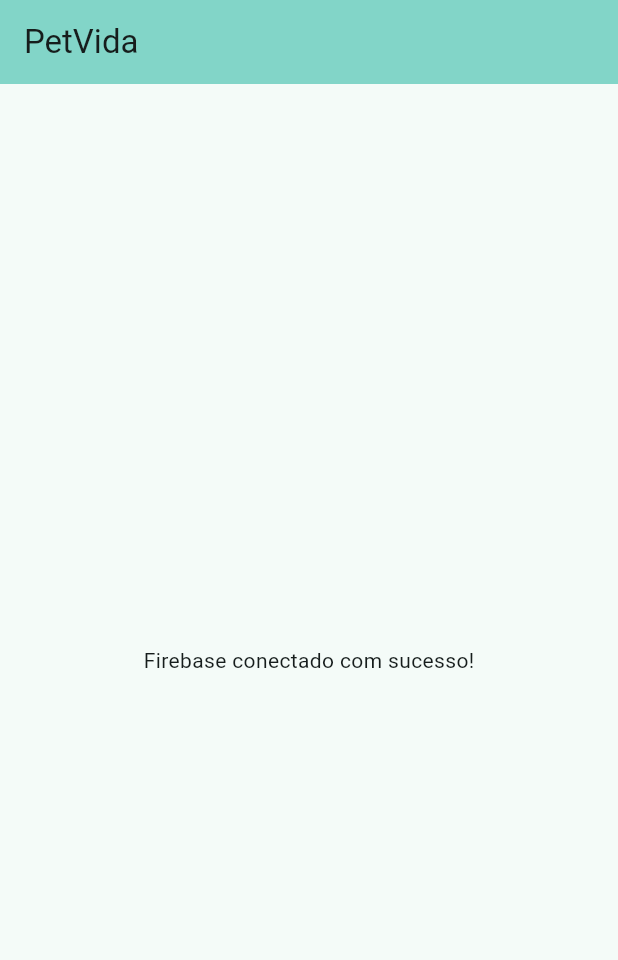
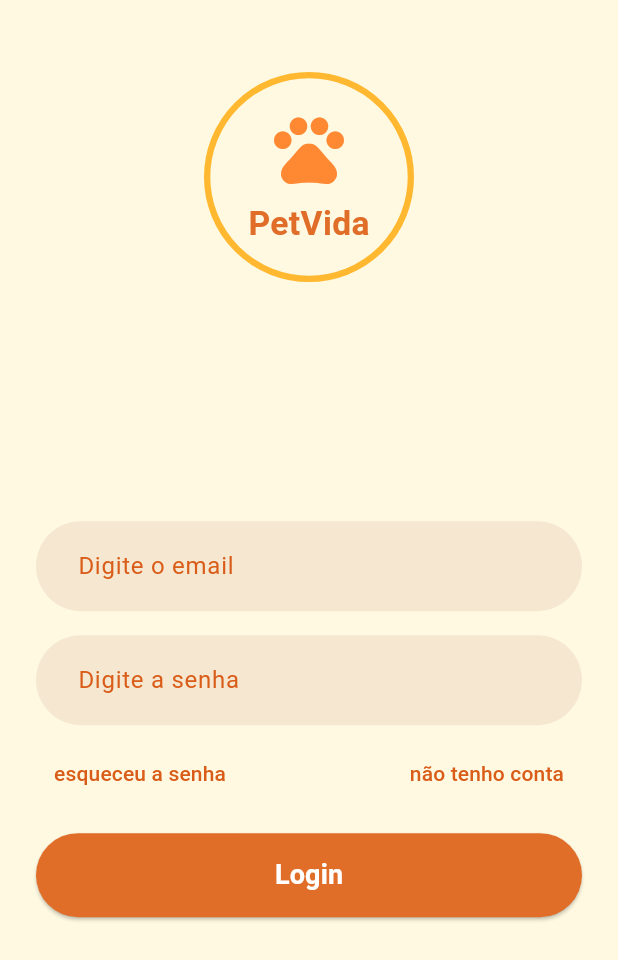
Before and after one commit to jorge159753/PetVida, a Flutter app: the screen it shows after launch, on a phone screen of 412 x 824 dp. Shown: the top 960 px of the screen. Run offline on Flutter 3.47's test engine with Material 3 defaults, Android fonts, the phone set to English and light mode, and no system bars; our stand-ins replace firebase_auth, firebase_core; accounts and stored records are empty.

Commit message:
Adiciona tela de login integrada ao Firebase Auth
Implementa a tela de login (paleta de cores, logo e layout do Figma),
com autenticação via firebase_auth e navegação para a tela inicial após
login bem-sucedido.

```diff
--- a/petvida/lib/main.dart
+++ b/petvida/lib/main.dart
@@ -2,6 +2,8 @@ import 'package:firebase_core/firebase_core.dart';
 import 'package:flutter/material.dart';
 
 import 'firebase_options.dart';
+import 'screens/login_screen.dart';
+import 'theme/app_colors.dart';
 
 void main() async {
   WidgetsFlutterBinding.ensureInitialized();
@@ -19,10 +21,11 @@ class PetVidaApp extends StatelessWidget {
     return MaterialApp(
       title: 'PetVida',
       theme: ThemeData(
-        colorScheme: ColorScheme.fromSeed(seedColor: Colors.teal),
+        colorScheme: ColorScheme.fromSeed(seedColor: AppColors.laranjaArdente),
+        scaffoldBackgroundColor: AppColors.cremeSuave,
         useMaterial3: true,
       ),
-      home: const HomePage(),
+      home: const LoginScreen(),
     );
   }
 }
--- /dev/null
+++ b/petvida/lib/screens/login_screen.dart
@@ -0,0 +1,190 @@
+import 'package:firebase_auth/firebase_auth.dart';
+import 'package:flutter/material.dart';
+
+import '../main.dart';
+import '../theme/app_colors.dart';
+import '../widgets/petvida_logo.dart';
+
+class LoginScreen extends StatefulWidget {
+  const LoginScreen({super.key});
+
+  @override
+  State<LoginScreen> createState() => _LoginScreenState();
+}
+
+class _LoginScreenState extends State<LoginScreen> {
+  final _emailController = TextEditingController();
+  final _passwordController = TextEditingController();
+  bool _isLoading = false;
+
+  @override
+  void dispose() {
+    _emailController.dispose();
+    _passwordController.dispose();
+    super.dispose();
+  }
+
+  String _mensagemDeErro(FirebaseAuthException e) {
+    switch (e.code) {
+      case 'invalid-email':
+        return 'E-mail inválido.';
+      case 'user-disabled':
+        return 'Esta conta foi desativada.';
+      case 'user-not-found':
+        return 'Não encontramos uma conta com esse e-mail.';
+      case 'wrong-password':
+      case 'invalid-credential':
+        return 'E-mail ou senha incorretos.';
+      default:
+        return 'Não foi possível entrar. Tente novamente.';
+    }
+  }
+
+  void _showSnackBar(String message) {
+    ScaffoldMessenger.of(context)
+      ..hideCurrentSnackBar()
+      ..showSnackBar(SnackBar(content: Text(message)));
+  }
+
+  Future<void> _handleLogin() async {
+    final email = _emailController.text.trim();
+    final senha = _passwordController.text;
+
+    if (email.isEmpty || senha.isEmpty) {
+      _showSnackBar('Preencha e-mail e senha.');
+      return;
+    }
+
+    setState(() => _isLoading = true);
+    try {
+      await FirebaseAuth.instance.signInWithEmailAndPassword(
+        email: email,
+        password: senha,
+      );
+      if (!mounted) return;
+      Navigator.of(context).pushReplacement(
+        MaterialPageRoute(builder: (_) => const HomePage()),
+      );
+    } on FirebaseAuthException catch (e) {
+      _showSnackBar(_mensagemDeErro(e));
+    } finally {
+      if (mounted) setState(() => _isLoading = false);
+    }
+  }
+
+  Future<void> _handleEsqueceuSenha() async {
+    final email = _emailController.text.trim();
+    if (email.isEmpty) {
+      _showSnackBar('Digite seu e-mail para receber o link de redefinição.');
+      return;
+    }
+    try {
+      await FirebaseAuth.instance.sendPasswordResetEmail(email: email);
+      _showSnackBar('Enviamos um e-mail para redefinir sua senha.');
+    } on FirebaseAuthException catch (e) {
+      _showSnackBar(_mensagemDeErro(e));
+    }
+  }
+
+  void _handleNaoTenhoConta() {
+    _showSnackBar('Cadastro em breve.');
+  }
+
+  InputDecoration _inputDecoration(String hint) {
+    return InputDecoration(
+      hintText: hint,
+      hintStyle: const TextStyle(color: AppColors.laranjaArdente),
+      filled: true,
+      fillColor: AppColors.begePata,
+      contentPadding: const EdgeInsets.symmetric(horizontal: 24, vertical: 18),
+      border: OutlineInputBorder(
+        borderRadius: BorderRadius.circular(30),
+        borderSide: BorderSide.none,
+      ),
+    );
+  }
+
+  @override
+  Widget build(BuildContext context) {
+    return Scaffold(
+      backgroundColor: AppColors.cremeSuave,
+      body: SafeArea(
+        child: Padding(
+          padding: const EdgeInsets.symmetric(horizontal: 24),
+          child: Column(
+            children: [
+              const SizedBox(height: 48),
+              const PetVidaLogo(),
+              const Spacer(flex: 3),
+              TextField(
+                controller: _emailController,
+                keyboardType: TextInputType.emailAddress,
+                style: const TextStyle(color: AppColors.laranjaArdente),
+                decoration: _inputDecoration('Digite o email'),
+              ),
+              const SizedBox(height: 16),
+              TextField(
+                controller: _passwordController,
+                obscureText: true,
+                style: const TextStyle(color: AppColors.laranjaArdente),
+                decoration: _inputDecoration('Digite a senha'),
+              ),
+              const SizedBox(height: 8),
+              Row(
+                mainAxisAlignment: MainAxisAlignment.spaceBetween,
+                children: [
+                  TextButton(
+                    onPressed: _isLoading ? null : _handleEsqueceuSenha,
+                    child: const Text(
+                      'esqueceu a senha',
+                      style: TextStyle(color: AppColors.laranjaArdente),
+                    ),
+                  ),
+                  TextButton(
+                    onPressed: _isLoading ? null : _handleNaoTenhoConta,
+                    child: const Text(
+                      'não tenho conta',
+                      style: TextStyle(color: AppColors.laranjaArdente),
+                    ),
+                  ),
+                ],
+              ),
+              const SizedBox(height: 16),
+              SizedBox(
+                width: double.infinity,
+                height: 56,
+                child: ElevatedButton(
+                  onPressed: _isLoading ? null : _handleLogin,
+                  style: ElevatedButton.styleFrom(
+                    backgroundColor: AppColors.laranjaTerracota,
+                    foregroundColor: Colors.white,
+                    shape: RoundedRectangleBorder(
+                      borderRadius: BorderRadius.circular(30),
+                    ),
+                  ),
+                  child: _isLoading
+                      ? const SizedBox(
+                          width: 24,
+                          height: 24,
+                          child: CircularProgressIndicator(
+                            color: Colors.white,
+                            strokeWidth: 2.5,
+                          ),
+                        )
+                      : const Text(
+                          'Login',
+                          style: TextStyle(
+                            fontSize: 18,
+                            fontWeight: FontWeight.bold,
+                          ),
+                        ),
+                ),
+              ),
+              const Spacer(flex: 4),
+            ],
+          ),
+        ),
+      ),
+    );
+  }
+}
--- /dev/null
+++ b/petvida/lib/theme/app_colors.dart
@@ -0,0 +1,13 @@
+import 'package:flutter/material.dart';
+
+/// Paleta oficial do PetVida (ver imagens/cores petvida.jpg).
+class AppColors {
+  AppColors._();
+
+  static const laranjaArdente = Color(0xFFD95C18);
+  static const amareloPorDoSol = Color(0xFFFFB830);
+  static const laranjaSolar = Color(0xFFFF8833);
+  static const laranjaTerracota = Color(0xFFE06D28);
+  static const begePata = Color(0xFFF6E7D1);
+  static const cremeSuave = Color(0xFFFFF9E1);
+}
--- /dev/null
+++ b/petvida/lib/widgets/petvida_logo.dart
@@ -0,0 +1,40 @@
+import 'package:flutter/material.dart';
+
+import '../theme/app_colors.dart';
+
+/// Selo circular do PetVida (patinha + nome), recriado em código a partir
+/// do logo do Figma (imagens/logo1.jpg), já que o arquivo original tem o
+/// fundo transparente "queimado" em xadrez e não pode ser usado direto.
+class PetVidaLogo extends StatelessWidget {
+  const PetVidaLogo({super.key, this.size = 140});
+
+  final double size;
+
+  @override
+  Widget build(BuildContext context) {
+    return Container(
+      width: size,
+      height: size,
+      decoration: BoxDecoration(
+        shape: BoxShape.circle,
+        color: AppColors.cremeSuave,
+        border: Border.all(color: AppColors.amareloPorDoSol, width: size * 0.03),
+      ),
+      child: Column(
+        mainAxisAlignment: MainAxisAlignment.center,
+        children: [
+          Icon(Icons.pets, size: size * 0.4, color: AppColors.laranjaSolar),
+          SizedBox(height: size * 0.04),
+          Text(
+            'PetVida',
+            style: TextStyle(
+              fontSize: size * 0.16,
+              fontWeight: FontWeight.bold,
+              color: AppColors.laranjaTerracota,
+            ),
+          ),
+        ],
+      ),
+    );
+  }
+}
```
Also changed, not shown: imagens/login.png (added), 1 other file.
